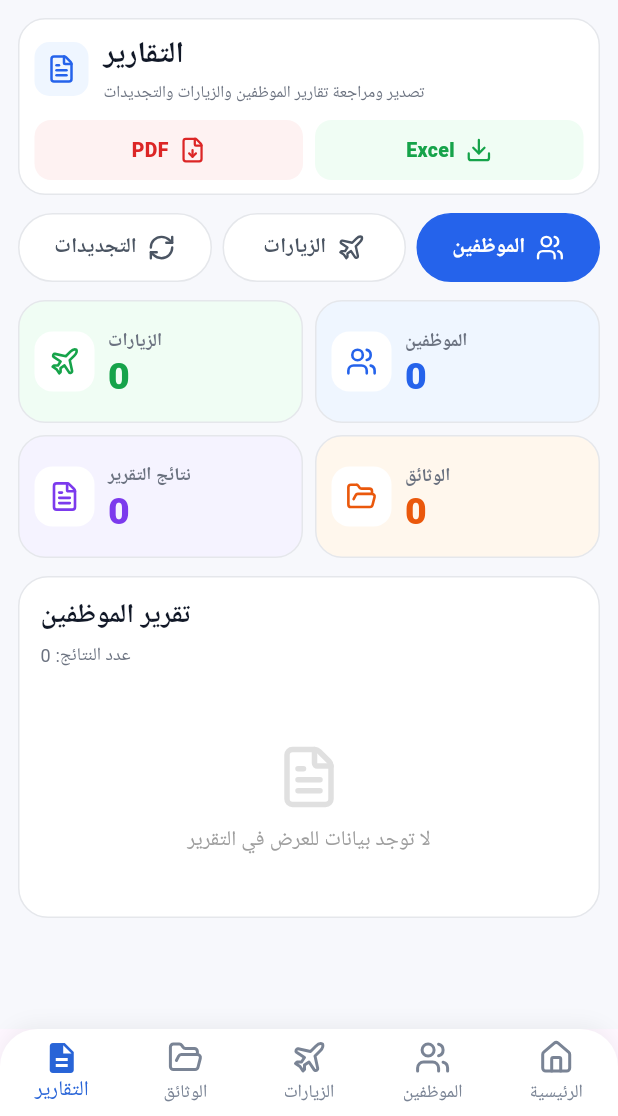
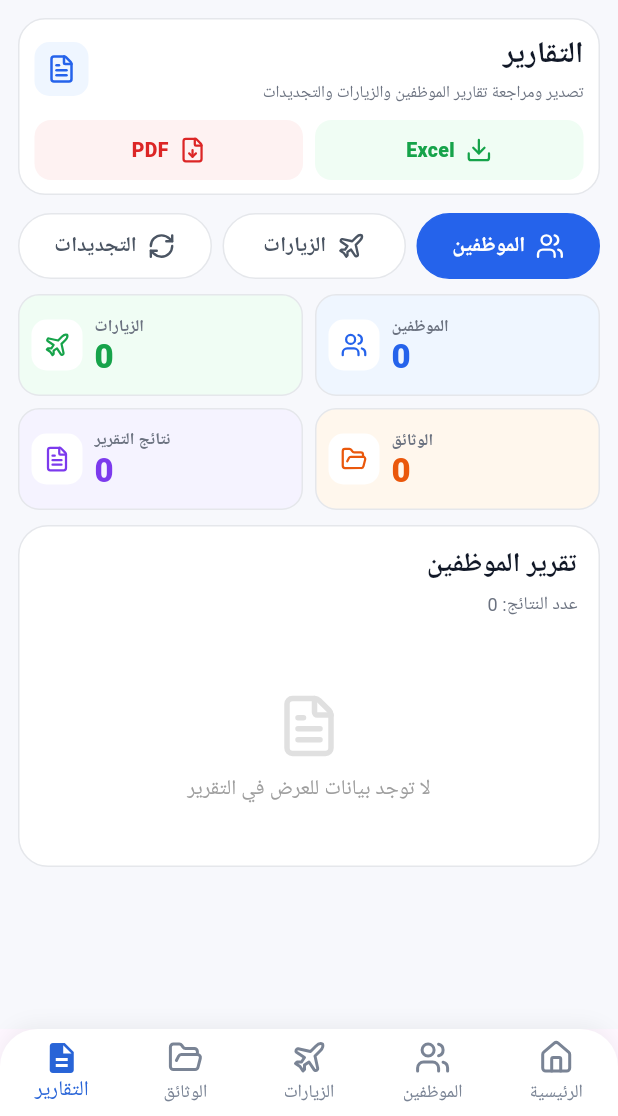
Before and after one commit to alazani-web/employee_id_app, a Flutter app: the screen it shows after launch, item 5 of the bottom bar chosen, on a phone screen of 412 x 824 dp, the part 120-1236 px from its top. Run offline on Flutter 3.47's test engine with Material 3 defaults, Android fonts, the phone set to English and light mode, and no system bars; our stand-ins replace file_picker, firebase_core, flutter_svg, lucide_icons_flutter, pdf, printing and 1 more; missing offline and left inert: excel, universal_html; accounts and stored records are empty; Roboto replaces fonts that are missing (Arial).

Commit message:
ضبط عنواين صفحة التقارير الى اليمين

```diff
--- a/lib/screens/reports_screen.dart
+++ b/lib/screens/reports_screen.dart
@@ -211,14 +211,14 @@ class _ReportsScreenState extends State<ReportsScreen> {
                   _buildHeaderCard(),
                   const SizedBox(height: 12),
                   _buildTabs(),
-                  const SizedBox(height: 12),
+                  const SizedBox(height: 10),
                   _buildStats(
                     employeeCount: employees.length,
                     visitCount: visits.length,
                     documentCount: _documentCount,
                     reportCount: reportCount,
                   ),
-                  const SizedBox(height: 12),
+                  const SizedBox(height: 10),
                   if (selectedTab == 0)
                     _buildEmployeesReport(employees)
                   else if (selectedTab == 1)
@@ -247,21 +247,31 @@ class _ReportsScreenState extends State<ReportsScreen> {
           Row(
             children: [
               const Expanded(
+                child: Align(
+                  alignment: Alignment.centerRight,
                   child: Column(
+                    mainAxisSize: MainAxisSize.min,
                     crossAxisAlignment: CrossAxisAlignment.end,
                     children: [
-                    Text(
+                      Align(
+                        alignment: Alignment.centerRight,
+                        child: Text(
                           'التقارير',
                           textAlign: TextAlign.right,
                           style: TextStyle(fontSize: 20, fontWeight: FontWeight.w800, color: Color(0xff111827)),
                         ),
+                      ),
                       SizedBox(height: 4),
-                    Text(
+                      Align(
+                        alignment: Alignment.centerRight,
+                        child: Text(
                           'تصدير ومراجعة تقارير الموظفين والزيارات والتجديدات',
                           textAlign: TextAlign.right,
                           style: TextStyle(fontSize: 11, height: 1.3, color: Color(0xff6B7280)),
                         ),
+                      ),
                     ],
+                  ),
                 ),
               ),
               const SizedBox(width: 10),
@@ -363,7 +373,7 @@ class _ReportsScreenState extends State<ReportsScreen> {
               borderRadius: BorderRadius.circular(24),
               onTap: () => setState(() => selectedTab = index),
               child: Container(
-                height: 46,
+                height: 44,
                 decoration: BoxDecoration(
                   color: active ? primaryBlue : Colors.white,
                   borderRadius: BorderRadius.circular(24),
@@ -421,34 +431,56 @@ class _ReportsScreenState extends State<ReportsScreen> {
 
   Widget _statCard(String title, String value, IconData icon, Color color, Color background) {
     return Container(
-      height: 82,
-      padding: const EdgeInsets.symmetric(horizontal: 10, vertical: 8),
+      height: 68,
+      padding: const EdgeInsets.symmetric(horizontal: 8, vertical: 5),
       decoration: BoxDecoration(
         color: background,
-        borderRadius: BorderRadius.circular(18),
+        borderRadius: BorderRadius.circular(14),
         border: Border.all(color: const Color(0xffE5E7EB)),
       ),
       child: Row(
         textDirection: TextDirection.ltr,
         children: [
+          // الأيقونة في اليسار.
           Container(
-            width: 40,
-            height: 40,
+            width: 34,
+            height: 34,
             decoration: BoxDecoration(
               color: Colors.white,
-              borderRadius: BorderRadius.circular(12),
+              borderRadius: BorderRadius.circular(10),
             ),
-            child: Icon(icon, color: color, size: 21),
+            child: Icon(icon, color: color, size: 18),
           ),
-          const SizedBox(width: 9),
+          const SizedBox(width: 8),
+          // الاسم والرقم في اليمين.
           Expanded(
             child: Column(
               mainAxisAlignment: MainAxisAlignment.center,
               crossAxisAlignment: CrossAxisAlignment.end,
               children: [
-                Text(title, style: const TextStyle(fontSize: 12, color: Color(0xff6B7280), fontWeight: FontWeight.w600)),
+                Text(
+                  title,
+                  textAlign: TextAlign.right,
+                  maxLines: 1,
+                  overflow: TextOverflow.ellipsis,
+                  style: const TextStyle(
+                    fontSize: 11,
+                    height: 1.1,
+                    color: Color(0xff6B7280),
+                    fontWeight: FontWeight.w600,
+                  ),
+                ),
                 const SizedBox(height: 2),
-                Text(value, style: TextStyle(fontSize: 25, height: 1, color: color, fontWeight: FontWeight.w800)),
+                Text(
+                  value,
+                  textAlign: TextAlign.right,
+                  style: TextStyle(
+                    fontSize: 22,
+                    height: 1,
+                    color: color,
+                    fontWeight: FontWeight.w800,
+                  ),
+                ),
               ],
             ),
           ),
@@ -471,13 +503,31 @@ class _ReportsScreenState extends State<ReportsScreen> {
         children: [
           Padding(
             padding: const EdgeInsets.fromLTRB(14, 12, 14, 10),
+            child: Align(
+              alignment: Alignment.centerRight,
               child: Column(
+                mainAxisSize: MainAxisSize.min,
                 crossAxisAlignment: CrossAxisAlignment.end,
                 children: [
-                Text(title, style: const TextStyle(fontSize: 18, fontWeight: FontWeight.w800, color: Color(0xff111827))),
+                  Align(
+                    alignment: Alignment.centerRight,
+                    child: Text(
+                      title,
+                      textAlign: TextAlign.right,
+                      style: const TextStyle(fontSize: 18, fontWeight: FontWeight.w800, color: Color(0xff111827)),
+                    ),
+                  ),
                   const SizedBox(height: 4),
-                Text('عدد النتائج: $count', style: const TextStyle(fontSize: 12, color: Color(0xff6B7280))),
+                  Align(
+                    alignment: Alignment.centerRight,
+                    child: Text(
+                      'عدد النتائج: $count',
+                      textAlign: TextAlign.right,
+                      style: const TextStyle(fontSize: 12, color: Color(0xff6B7280)),
+                    ),
+                  ),
                 ],
+              ),
             ),
           ),
           child,
```
Lines whose indentation alone changed are shown as unchanged.
